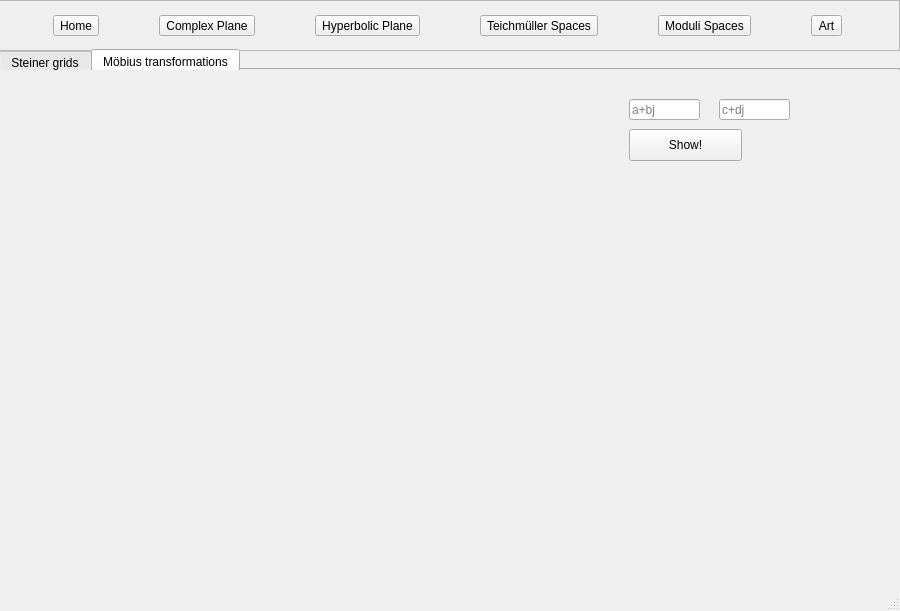
Qt form appWindowDesign.ui (Labardini/Hyperbolic) before a commit.
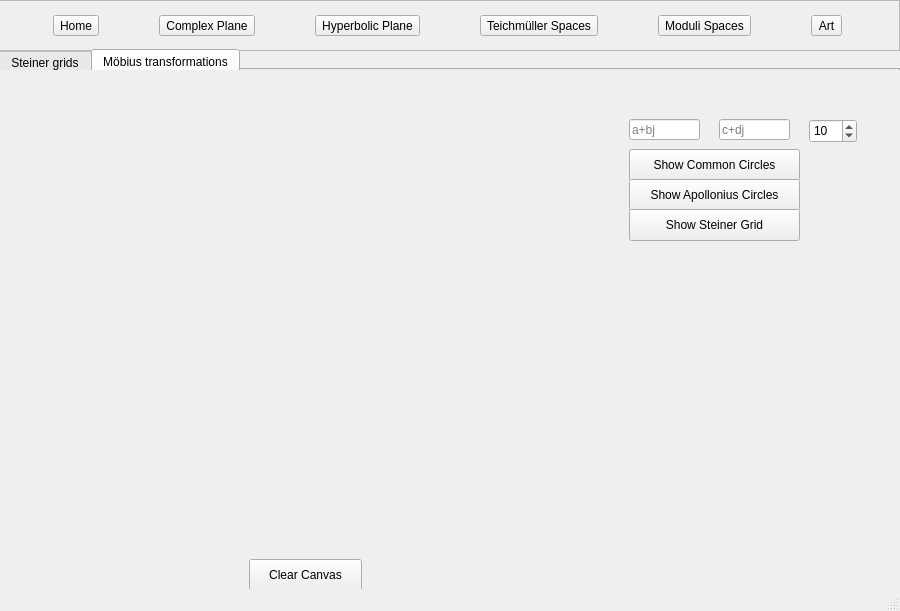
The same form after that commit. The open tabs and pages were chosen to show the change. Custom widgets are drawn as their Qt base class.

Diff of the .ui file:
```diff
--- a/appWindowDesign.ui
+++ b/appWindowDesign.ui
@@ -254,46 +254,126 @@
        </rect>
       </property>
      </widget>
-     <widget class="QLineEdit" name="lineEditCPSGComplexNumber1">
+     <widget class="QStackedWidget" name="stackedWidgetIn_pageCP">
       <property name="geometry">
        <rect>
-        <x>630</x>
-        <y>50</y>
-        <width>71</width>
-        <height>21</height>
+        <x>620</x>
+        <y>20</y>
+        <width>281</width>
+        <height>491</height>
        </rect>
       </property>
-      <property name="text">
-       <string/>
+      <property name="currentIndex">
+       <number>0</number>
       </property>
-      <property name="placeholderText">
-       <string>a+bj</string>
-      </property>
+      <widget class="QWidget" name="pageCPSteinerGrids">
+       <widget class="QPushButton" name="pushButtonCPSGCommon">
+        <property name="geometry">
+         <rect>
+          <x>10</x>
+          <y>80</y>
+          <width>171</width>
+          <height>32</height>
+         </rect>
+        </property>
+        <property name="text">
+         <string>Show Common Circles</string>
+        </property>
+       </widget>
+       <widget class="QSpinBox" name="spinBoxCPSGCommon">
+        <property name="geometry">
+         <rect>
+          <x>190</x>
+          <y>50</y>
+          <width>48</width>
+          <height>24</height>
+         </rect>
+        </property>
+        <property name="wrapping">
+         <bool>true</bool>
+        </property>
+        <property name="minimum">
+         <number>2</number>
+        </property>
+        <property name="singleStep">
+         <number>1</number>
+        </property>
+        <property name="value">
+         <number>10</number>
+        </property>
+        <property name="displayIntegerBase">
+         <number>10</number>
+        </property>
+       </widget>
+       <widget class="QLineEdit" name="lineEditCPSGComplexNumber2">
+        <property name="geometry">
+         <rect>
+          <x>100</x>
+          <y>50</y>
+          <width>71</width>
+          <height>21</height>
+         </rect>
+        </property>
+        <property name="placeholderText">
+         <string>c+dj</string>
+        </property>
+       </widget>
+       <widget class="QLineEdit" name="lineEditCPSGComplexNumber1">
+        <property name="geometry">
+         <rect>
+          <x>10</x>
+          <y>50</y>
+          <width>71</width>
+          <height>21</height>
+         </rect>
+        </property>
+        <property name="text">
+         <string/>
+        </property>
+        <property name="placeholderText">
+         <string>a+bj</string>
+        </property>
+       </widget>
+       <widget class="QPushButton" name="pushButtonCPSGApollonius">
+        <property name="geometry">
+         <rect>
+          <x>10</x>
+          <y>110</y>
+          <width>171</width>
+          <height>32</height>
+         </rect>
+        </property>
+        <property name="text">
+         <string>Show Apollonius Circles</string>
+        </property>
+       </widget>
+       <widget class="QPushButton" name="pushButtonCPSGSteiner">
+        <property name="geometry">
+         <rect>
+          <x>10</x>
+          <y>140</y>
+          <width>171</width>
+          <height>32</height>
+         </rect>
+        </property>
+        <property name="text">
+         <string>Show Steiner Grid</string>
+        </property>
+       </widget>
+      </widget>
+      <widget class="QWidget" name="pageCPMobiusTransformations"/>
      </widget>
-     <widget class="QPushButton" name="pushButtonCPSGCommon">
+     <widget class="QPushButton" name="pushButtonCPClearCanvas">
       <property name="geometry">
        <rect>
-        <x>630</x>
-        <y>80</y>
+        <x>250</x>
+        <y>510</y>
         <width>113</width>
         <height>32</height>
        </rect>
       </property>
       <property name="text">
-       <string>Show!</string>
-      </property>
-     </widget>
-     <widget class="QLineEdit" name="lineEditCPSGComplexNumber2">
-      <property name="geometry">
-       <rect>
-        <x>720</x>
-        <y>50</y>
-        <width>71</width>
-        <height>21</height>
-       </rect>
-      </property>
-      <property name="placeholderText">
-       <string>c+dj</string>
+       <string>Clear Canvas</string>
       </property>
      </widget>
     </widget>
```
Left out of the diff: 36 changed lines with no effect on the pictures.
